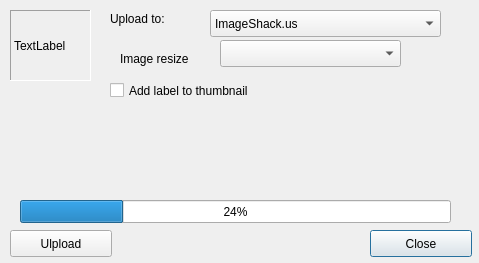
Qt form src/modules/uploader/uploaderdialog.ui (lxqt/screengrab) before a commit.
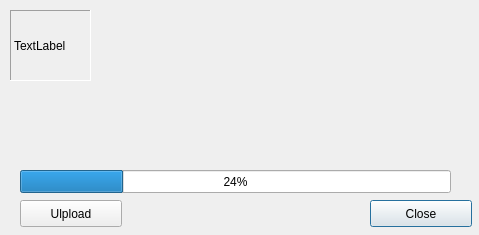
The same form after that commit. The open tabs and pages were chosen to show the change.

Commit message: Cleaned uploaderdialog ui (kill deprecated concept)

The edit to the form file:
```diff
--- a/src/modules/uploader/uploaderdialog.ui
+++ b/src/modules/uploader/uploaderdialog.ui
@@ -7,94 +7,17 @@
     <x>0</x>
     <y>0</y>
     <width>479</width>
-    <height>263</height>
+    <height>235</height>
    </rect>
   </property>
   <property name="windowTitle">
    <string>Upload screenshot</string>
   </property>
-  <widget class="QStackedWidget" name="stackedWidget">
-   <property name="geometry">
-    <rect>
-     <x>100</x>
-     <y>30</y>
-     <width>371</width>
-     <height>161</height>
-    </rect>
-   </property>
-   <property name="currentIndex">
-    <number>2</number>
-   </property>
-   <widget class="QWidget" name="page_2">
-    <widget class="QComboBox" name="cbxResize_IS">
-     <property name="geometry">
-      <rect>
-       <x>120</x>
-       <y>10</y>
-       <width>181</width>
-       <height>27</height>
-      </rect>
-     </property>
-    </widget>
-    <widget class="QCheckBox" name="checkAddLabThumb_IS">
-     <property name="geometry">
-      <rect>
-       <x>10</x>
-       <y>50</y>
-       <width>311</width>
-       <height>21</height>
-      </rect>
-     </property>
-     <property name="text">
-      <string>Add label to thumbnail</string>
-     </property>
-    </widget>
-    <widget class="QLabel" name="labResize_IS">
-     <property name="geometry">
-      <rect>
-       <x>20</x>
-       <y>20</y>
-       <width>121</width>
-       <height>18</height>
-      </rect>
-     </property>
-     <property name="text">
-      <string>Image resize</string>
-     </property>
-    </widget>
-   </widget>
-   <widget class="QWidget" name="page_3">
-    <widget class="QLabel" name="labResize_SP">
-     <property name="geometry">
-      <rect>
-       <x>20</x>
-       <y>10</y>
-       <width>131</width>
-       <height>18</height>
-      </rect>
-     </property>
-     <property name="text">
-      <string>TextLabel</string>
-     </property>
-    </widget>
-    <widget class="QComboBox" name="cbxResize_SP">
-     <property name="geometry">
-      <rect>
-       <x>170</x>
-       <y>10</y>
-       <width>171</width>
-       <height>27</height>
-      </rect>
-     </property>
-    </widget>
-   </widget>
-   <widget class="QWidget" name="page"/>
-  </widget>
   <widget class="QPushButton" name="butClose">
    <property name="geometry">
     <rect>
      <x>370</x>
-     <y>230</y>
+     <y>200</y>
      <width>102</width>
      <height>27</height>
     </rect>
@@ -106,8 +29,8 @@
   <widget class="QPushButton" name="butUpload">
    <property name="geometry">
     <rect>
-     <x>10</x>
-     <y>230</y>
+     <x>20</x>
+     <y>200</y>
      <width>102</width>
      <height>27</height>
     </rect>
@@ -120,7 +43,7 @@
    <property name="geometry">
     <rect>
      <x>20</x>
-     <y>200</y>
+     <y>170</y>
      <width>431</width>
      <height>23</height>
     </rect>
@@ -148,39 +71,6 @@
     <string>TextLabel</string>
    </property>
   </widget>
-  <widget class="QLabel" name="labHosting">
-   <property name="geometry">
-    <rect>
-     <x>110</x>
-     <y>10</y>
-     <width>91</width>
-     <height>18</height>
-    </rect>
-   </property>
-   <property name="text">
-    <string>Upload to: </string>
-   </property>
-  </widget>
-  <widget class="QComboBox" name="cbxHosting">
-   <property name="geometry">
-    <rect>
-     <x>210</x>
-     <y>10</y>
-     <width>231</width>
-     <height>27</height>
-    </rect>
-   </property>
-   <item>
-    <property name="text">
-     <string>ImageShack.us</string>
-    </property>
-   </item>
-   <item>
-    <property name="text">
-     <string>SavePic.ru</string>
-    </property>
-   </item>
-  </widget>
  </widget>
  <resources/>
  <connections/>
```
The commit also changes 2 other files.
